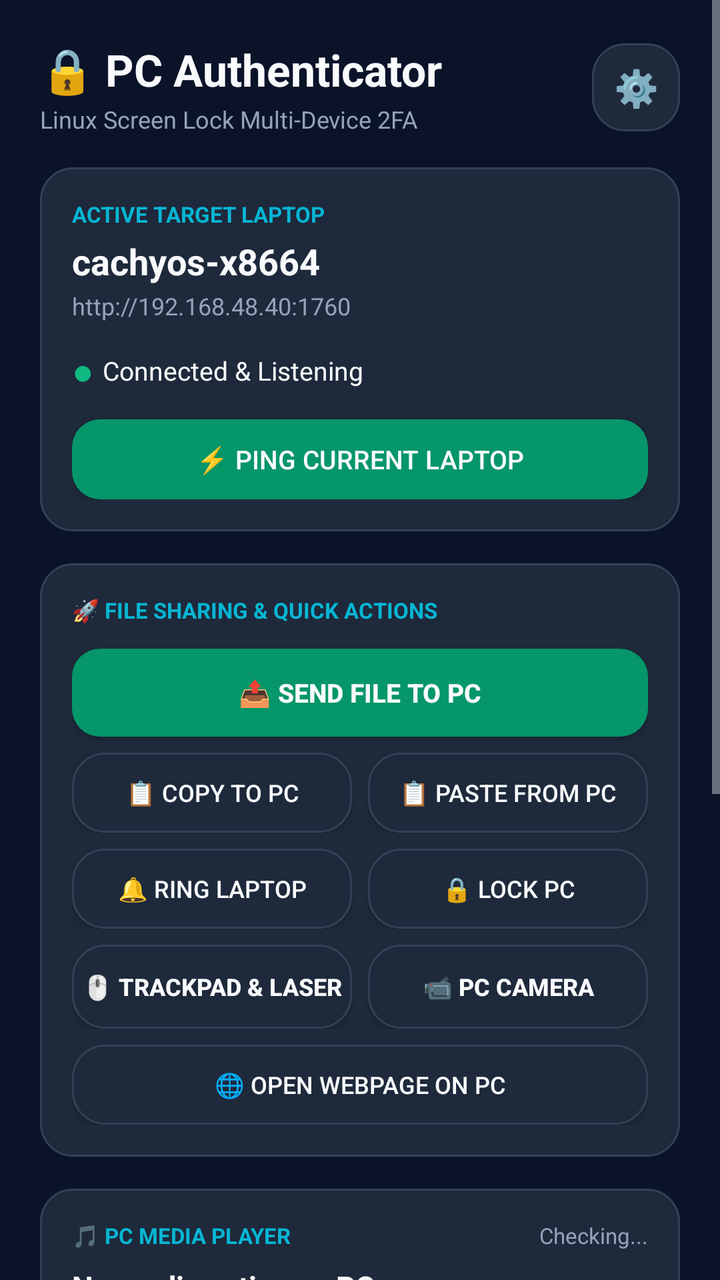
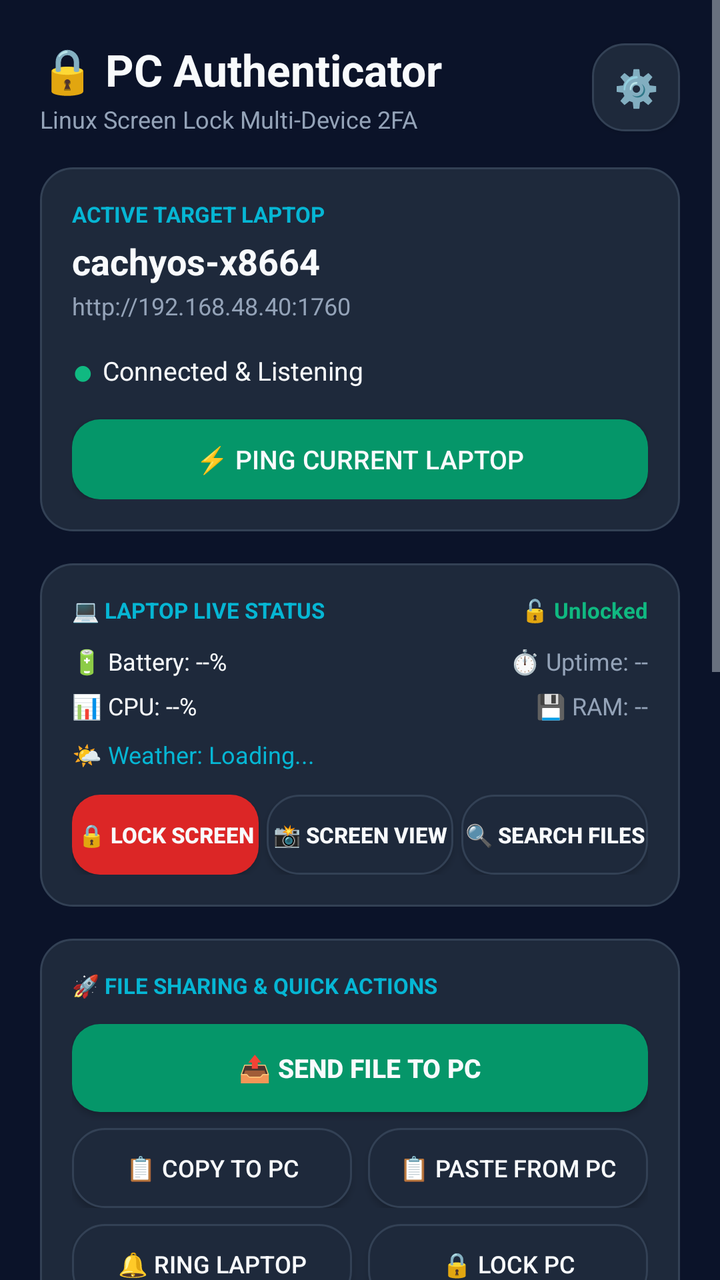

Screens rendered from an Android XML layout before and after an edit, with the pre-edit source and the edit as a unified diff.
<!-- AndroidManifest.xml: application theme AppTheme -->
<!-- res/layout/activity_main.xml -->
<?xml version="1.0" encoding="utf-8"?>
<ScrollView xmlns:android="http://schemas.android.com/apk/res/android"
    android:layout_width="match_parent"
    android:layout_height="match_parent"
    android:background="@color/bg_dark"
    android:fillViewport="true">

    <LinearLayout
        android:layout_width="match_parent"
        android:layout_height="wrap_content"
        android:orientation="vertical"
        android:padding="20dp">

        
        <LinearLayout
            android:layout_width="match_parent"
            android:layout_height="wrap_content"
            android:orientation="horizontal"
            android:gravity="center_vertical"
            android:layout_marginBottom="16dp">

            <LinearLayout
                android:layout_width="0dp"
                android:layout_height="wrap_content"
                android:layout_weight="1"
                android:orientation="vertical">

                <TextView
                    android:layout_width="wrap_content"
                    android:layout_height="wrap_content"
                    android:text="🔒 PC Authenticator"
                    android:textSize="22sp"
                    android:textStyle="bold"
                    android:textColor="@color/text_white" />

                <TextView
                    android:layout_width="wrap_content"
                    android:layout_height="wrap_content"
                    android:text="Linux Screen Lock Multi-Device 2FA"
                    android:textSize="12sp"
                    android:textColor="@color/text_muted"
                    android:layout_marginTop="2dp" />
            </LinearLayout>

            <Button
                android:id="@+id/btn_settings"
                android:layout_width="44dp"
                android:layout_height="44dp"
                android:text="⚙️"
                android:textSize="18sp"
                android:textColor="@color/text_white"
                android:background="@drawable/card_bg" />
        </LinearLayout>

        
        <LinearLayout
            android:layout_width="match_parent"
            android:layout_height="wrap_content"
            android:orientation="vertical"
            android:background="@drawable/card_bg"
            android:padding="16dp"
            android:layout_marginBottom="16dp">

            <TextView
                android:layout_width="wrap_content"
                android:layout_height="wrap_content"
                android:text="ACTIVE TARGET LAPTOP"
                android:textSize="11sp"
                android:textStyle="bold"
                android:textColor="@color/accent_cyan" />

            <TextView
                android:id="@+id/tv_hostname"
                android:layout_width="wrap_content"
                android:layout_height="wrap_content"
                android:text="cachyos-x8664"
                android:textSize="18sp"
                android:textStyle="bold"
                android:textColor="@color/text_white"
                android:layout_marginTop="4dp" />

            <TextView
                android:id="@+id/tv_active_ip"
                android:layout_width="wrap_content"
                android:layout_height="wrap_content"
                android:text="http://192.168.48.40:1760"
                android:textSize="12sp"
                android:textColor="@color/text_muted"
                android:layout_marginTop="2dp" />

            <LinearLayout
                android:layout_width="match_parent"
                android:layout_height="wrap_content"
                android:orientation="horizontal"
                android:gravity="center_vertical"
                android:layout_marginTop="12dp">

                <TextView
                    android:id="@+id/tv_status_dot"
                    android:layout_width="wrap_content"
                    android:layout_height="wrap_content"
                    android:text="● "
                    android:textSize="18sp"
                    android:textColor="@color/status_green" />

                <TextView
                    android:id="@+id/tv_status_text"
                    android:layout_width="wrap_content"
                    android:layout_height="wrap_content"
                    android:text="Connected &amp; Listening"
                    android:textSize="13sp"
                    android:textColor="@color/text_white" />
            </LinearLayout>

            <Button
                android:id="@+id/btn_test_connection"
                android:layout_width="match_parent"
                android:layout_height="40dp"
                android:text="⚡ Ping Current Laptop"
                android:textSize="13sp"
                android:textColor="@color/text_white"
                android:background="@drawable/btn_approve"
                android:layout_marginTop="12dp" />
        </LinearLayout>

        
        <LinearLayout
            android:id="@+id/layout_challenge"
            android:layout_width="match_parent"
            android:layout_height="wrap_content"
            android:orientation="vertical"
            android:background="@drawable/card_bg"
            android:padding="20dp"
            android:layout_marginBottom="16dp"
            android:visibility="gone">

            <TextView
                android:layout_width="wrap_content"
                android:layout_height="wrap_content"
                android:text="⚠️ UNLOCK CHALLENGE ACTIVE"
                android:textSize="13sp"
                android:textStyle="bold"
                android:textColor="@color/accent_cyan" />

            <TextView
                android:id="@+id/tv_challenge_message"
                android:layout_width="wrap_content"
                android:layout_height="wrap_content"
                android:text="Login requested on your laptop. Approve to unlock."
                android:textSize="16sp"
                android:textColor="@color/text_white"
                android:layout_marginTop="8dp" />

            <TextView
                android:id="@+id/tv_timer"
                android:layout_width="wrap_content"
                android:layout_height="wrap_content"
                android:text="Expires in: 35s"
                android:textSize="14sp"
                android:textColor="@color/text_muted"
                android:layout_marginTop="6dp" />

            <Button
                android:id="@+id/btn_approve_challenge"
                android:layout_width="match_parent"
                android:layout_height="54dp"
                android:text="👆 APPROVE WITH FINGERPRINT"
                android:textSize="15sp"
                android:textStyle="bold"
                android:textColor="@color/text_white"
                android:background="@drawable/btn_approve"
                android:layout_marginTop="16dp" />

            <Button
                android:id="@+id/btn_deny_challenge"
                android:layout_width="match_parent"
                android:layout_height="44dp"
                android:text="❌ DENY"
                android:textSize="14sp"
                android:textColor="@color/text_white"
                android:background="@drawable/btn_deny"
                android:layout_marginTop="10dp" />
        </LinearLayout>

        
        <LinearLayout
            android:layout_width="match_parent"
            android:layout_height="wrap_content"
            android:orientation="vertical"
            android:background="@drawable/card_bg"
            android:padding="16dp"
            android:layout_marginBottom="16dp">

            <TextView
                android:layout_width="wrap_content"
                android:layout_height="wrap_content"
                android:text="🚀 FILE SHARING &amp; QUICK ACTIONS"
                android:textSize="11sp"
                android:textStyle="bold"
                android:textColor="@color/accent_cyan" />

            <Button
                android:id="@+id/btn_send_file_to_pc"
                android:layout_width="match_parent"
                android:layout_height="44dp"
                android:text="📤 Send File to PC"
                android:textSize="13sp"
                android:textStyle="bold"
                android:textColor="@color/text_white"
                android:background="@drawable/btn_approve"
                android:layout_marginTop="12dp" />

            <LinearLayout
                android:layout_width="match_parent"
                android:layout_height="wrap_content"
                android:orientation="horizontal"
                android:layout_marginTop="8dp">

                <Button
                    android:id="@+id/btn_send_clip_to_pc"
                    android:layout_width="0dp"
                    android:layout_height="40dp"
                    android:layout_weight="1"
                    android:text="📋 Copy to PC"
                    android:textSize="12sp"
                    android:textColor="@color/text_white"
                    android:background="@drawable/card_bg"
                    android:layout_marginEnd="4dp" />

                <Button
                    android:id="@+id/btn_get_clip_from_pc"
                    android:layout_width="0dp"
                    android:layout_height="40dp"
                    android:layout_weight="1"
                    android:text="📋 Paste from PC"
                    android:textSize="12sp"
                    android:textColor="@color/text_white"
                    android:background="@drawable/card_bg"
                    android:layout_marginStart="4dp" />
            </LinearLayout>

            <LinearLayout
                android:layout_width="match_parent"
                android:layout_height="wrap_content"
                android:orientation="horizontal"
                android:layout_marginTop="8dp">

                <Button
                    android:id="@+id/btn_ring_pc"
                    android:layout_width="0dp"
                    android:layout_height="40dp"
                    android:layout_weight="1"
                    android:text="🔔 Ring Laptop"
                    android:textSize="12sp"
                    android:textColor="@color/text_white"
                    android:background="@drawable/card_bg"
                    android:layout_marginEnd="4dp" />

                <Button
                    android:id="@+id/btn_lock_pc"
                    android:layout_width="0dp"
                    android:layout_height="40dp"
                    android:layout_weight="1"
                    android:text="🔒 Lock PC"
                    android:textSize="12sp"
                    android:textColor="@color/text_white"
                    android:background="@drawable/card_bg"
                    android:layout_marginStart="4dp" />
            </LinearLayout>

            <LinearLayout
                android:layout_width="match_parent"
                android:layout_height="wrap_content"
                android:orientation="horizontal"
                android:layout_marginTop="8dp">

                <Button
                    android:id="@+id/btn_remote_trackpad"
                    android:layout_width="0dp"
                    android:layout_height="42dp"
                    android:layout_weight="1"
                    android:text="🖱️ Trackpad &amp; Laser"
                    android:textSize="12sp"
                    android:textStyle="bold"
                    android:textColor="@color/text_white"
                    android:background="@drawable/card_bg"
                    android:layout_marginEnd="4dp" />

                <Button
                    android:id="@+id/btn_camera_view"
                    android:layout_width="0dp"
                    android:layout_height="42dp"
                    android:layout_weight="1"
                    android:text="📹 PC Camera"
                    android:textSize="12sp"
                    android:textStyle="bold"
                    android:textColor="@color/text_white"
                    android:background="@drawable/card_bg"
                    android:layout_marginStart="4dp" />
            </LinearLayout>

            <Button
                android:id="@+id/btn_open_webpage"
                android:layout_width="match_parent"
                android:layout_height="40dp"
                android:text="🌐 Open Webpage on PC"
                android:textSize="12sp"
                android:textColor="@color/text_white"
                android:background="@drawable/card_bg"
                android:layout_marginTop="8dp" />
        </LinearLayout>

        
        <LinearLayout
            android:id="@+id/layout_media"
            android:layout_width="match_parent"
            android:layout_height="wrap_content"
            android:orientation="vertical"
            android:background="@drawable/card_bg"
            android:padding="16dp"
            android:layout_marginBottom="16dp">

            <LinearLayout
                android:layout_width="match_parent"
                android:layout_height="wrap_content"
                android:orientation="horizontal"
                android:gravity="center_vertical">

                <TextView
                    android:layout_width="0dp"
                    android:layout_height="wrap_content"
                    android:layout_weight="1"
                    android:text="🎵 PC MEDIA PLAYER"
                    android:textSize="11sp"
                    android:textStyle="bold"
                    android:textColor="@color/accent_cyan" />

                <TextView
                    android:id="@+id/tv_media_status"
                    android:layout_width="wrap_content"
                    android:layout_height="wrap_content"
                    android:text="Checking..."
                    android:textSize="11sp"
                    android:textColor="@color/text_muted" />
            </LinearLayout>

            <TextView
                android:id="@+id/tv_media_title"
                android:layout_width="wrap_content"
                android:layout_height="wrap_content"
                android:text="No media active on PC"
                android:textSize="15sp"
                android:textStyle="bold"
                android:textColor="@color/text_white"
                android:singleLine="true"
                android:ellipsize="end"
                android:layout_marginTop="8dp" />

            <TextView
                android:id="@+id/tv_media_artist"
                android:layout_width="wrap_content"
                android:layout_height="wrap_content"
                android:text=""
                android:textSize="12sp"
                android:textColor="@color/text_muted"
                android:singleLine="true"
                android:ellipsize="end"
                android:layout_marginTop="2dp" />

            
            <LinearLayout
                android:layout_width="match_parent"
                android:layout_height="wrap_content"
                android:orientation="horizontal"
                android:gravity="center"
                android:layout_marginTop="12dp">

                <Button
                    android:id="@+id/btn_media_prev"
                    android:layout_width="48dp"
                    android:layout_height="44dp"
                    android:text="⏮"
                    android:textSize="16sp"
                    android:textColor="@color/text_white"
                    android:background="@drawable/card_bg"
                    android:layout_marginEnd="6dp" />

                <Button
                    android:id="@+id/btn_media_play_pause"
                    android:layout_width="60dp"
                    android:layout_height="44dp"
                    android:text="⏯"
                    android:textSize="18sp"
                    android:textColor="@color/text_white"
                    android:background="@drawable/btn_approve"
                    android:layout_marginEnd="6dp" />

                <Button
                    android:id="@+id/btn_media_next"
                    android:layout_width="48dp"
                    android:layout_height="44dp"
                    android:text="⏭"
                    android:textSize="16sp"
                    android:textColor="@color/text_white"
                    android:background="@drawable/card_bg"
                    android:layout_marginEnd="12dp" />

                <Button
                    android:id="@+id/btn_media_voldown"
                    android:layout_width="44dp"
                    android:layout_height="44dp"
                    android:text="🔉"
                    android:textSize="14sp"
                    android:textColor="@color/text_white"
                    android:background="@drawable/card_bg"
                    android:layout_marginEnd="4dp" />

                <Button
                    android:id="@+id/btn_media_volup"
                    android:layout_width="44dp"
                    android:layout_height="44dp"
                    android:text="🔊"
                    android:textSize="14sp"
                    android:textColor="@color/text_white"
                    android:background="@drawable/card_bg" />
            </LinearLayout>
        </LinearLayout>

        
        <LinearLayout
            android:layout_width="match_parent"
            android:layout_height="wrap_content"
            android:orientation="vertical"
            android:layout_marginBottom="16dp">

            <LinearLayout
                android:layout_width="match_parent"
                android:layout_height="wrap_content"
                android:orientation="horizontal"
                android:gravity="center_vertical"
                android:layout_marginBottom="10dp">

                <TextView
                    android:layout_width="0dp"
                    android:layout_height="wrap_content"
                    android:layout_weight="1"
                    android:text="PAIRED LAPTOPS &amp; PCS"
                    android:textSize="12sp"
                    android:textStyle="bold"
                    android:textColor="@color/accent_cyan" />

                <TextView
                    android:id="@+id/tv_device_count"
                    android:layout_width="wrap_content"
                    android:layout_height="wrap_content"
                    android:text="1 Saved"
                    android:textSize="11sp"
                    android:textColor="@color/text_muted" />
            </LinearLayout>

            
            <LinearLayout
                android:layout_width="match_parent"
                android:layout_height="wrap_content"
                android:orientation="horizontal"
                android:layout_marginBottom="12dp">

                <Button
                    android:id="@+id/btn_scan_network"
                    android:layout_width="0dp"
                    android:layout_height="40dp"
                    android:layout_weight="1"
                    android:text="🔍 Auto-Scan Wi-Fi"
                    android:textSize="12sp"
                    android:textColor="@color/text_white"
                    android:background="@drawable/card_bg"
                    android:layout_marginEnd="6dp" />

                <Button
                    android:id="@+id/btn_add_manual"
                    android:layout_width="0dp"
                    android:layout_height="40dp"
                    android:layout_weight="1"
                    android:text="➕ Add PC Manually"
                    android:textSize="12sp"
                    android:textColor="@color/text_white"
                    android:background="@drawable/card_bg"
                    android:layout_marginStart="6dp" />
            </LinearLayout>

            
            <TextView
                android:id="@+id/tv_scan_status"
                android:layout_width="match_parent"
                android:layout_height="wrap_content"
                android:text="Scanning local network for laptops..."
                android:textColor="@color/accent_cyan"
                android:textSize="12sp"
                android:gravity="center"
                android:padding="8dp"
                android:visibility="gone" />

            
            <LinearLayout
                android:id="@+id/container_devices"
                android:layout_width="match_parent"
                android:layout_height="wrap_content"
                android:orientation="vertical" />

        </LinearLayout>

        
        <LinearLayout
            android:id="@+id/layout_idle"
            android:layout_width="match_parent"
            android:layout_height="wrap_content"
            android:orientation="vertical"
            android:background="@drawable/card_bg"
            android:gravity="center"
            android:padding="20dp">

            <TextView
                android:layout_width="wrap_content"
                android:layout_height="wrap_content"
                android:text="🛡️"
                android:textSize="32sp" />

            <TextView
                android:layout_width="wrap_content"
                android:layout_height="wrap_content"
                android:text="Ready to Authenticate"
                android:textSize="15sp"
                android:textStyle="bold"
                android:textColor="@color/text_white"
                android:layout_marginTop="6dp" />

            <TextView
                android:layout_width="wrap_content"
                android:layout_height="wrap_content"
                android:text="Tap 'Select' on any laptop above to switch which PC to approve. When screen locks, an approval prompt appears instantly."
                android:textSize="12sp"
                android:textColor="@color/text_muted"
                android:gravity="center"
                android:layout_marginTop="4dp" />
        </LinearLayout>

    </LinearLayout>
</ScrollView>
<!-- resources referenced by this layout -->
<resources>
  <color name="accent_cyan">#06b6d4</color>
  <color name="bg_dark">#0b1329</color>
  <color name="status_green">#10b981</color>
  <color name="text_muted">#94a3b8</color>
  <color name="text_white">#f8fafc</color>
  <!-- drawable btn_approve (drawable) -->
  <?xml version="1.0" encoding="utf-8"?>
  <shape xmlns:android="http://schemas.android.com/apk/res/android"
      android:shape="rectangle">
      <solid android:color="@color/btn_approve" />
      <corners android:radius="14dp" />
  </shape>
  <!-- drawable btn_deny (drawable) -->
  <?xml version="1.0" encoding="utf-8"?>
  <shape xmlns:android="http://schemas.android.com/apk/res/android"
      android:shape="rectangle">
      <solid android:color="@color/btn_deny" />
      <corners android:radius="14dp" />
  </shape>
  <!-- drawable card_bg (drawable) -->
  <?xml version="1.0" encoding="utf-8"?>
  <shape xmlns:android="http://schemas.android.com/apk/res/android"
      android:shape="rectangle">
      <solid android:color="@color/card_bg" />
      <corners android:radius="16dp" />
      <stroke android:width="1dp" android:color="@color/card_border" />
  </shape>
  <style name="AppTheme" parent="@android:style/Theme.DeviceDefault.NoActionBar">
          <item name="android:windowBackground">@color/bg_dark</item>
          <item name="android:statusBarColor">@color/bg_dark</item>
          <item name="android:navigationBarColor">@color/bg_dark</item>
      </style>
  <color name="btn_approve">#059669</color>
  <color name="btn_deny">#dc2626</color>
  <color name="card_bg">#1e293b</color>
  <color name="card_border">#334155</color>
</resources>

<!-- the commit's change to res/layout/activity_main.xml (unified diff, before → after) -->
@@ -125,6 +125,141 @@
 
         
         <LinearLayout
+            android:id="@+id/layout_laptop_status"
+            android:layout_width="match_parent"
+            android:layout_height="wrap_content"
+            android:orientation="vertical"
+            android:background="@drawable/card_bg"
+            android:padding="16dp"
+            android:layout_marginBottom="16dp">
+
+            <LinearLayout
+                android:layout_width="match_parent"
+                android:layout_height="wrap_content"
+                android:orientation="horizontal"
+                android:gravity="center_vertical">
+
+                <TextView
+                    android:layout_width="0dp"
+                    android:layout_height="wrap_content"
+                    android:layout_weight="1"
+                    android:text="💻 LAPTOP LIVE STATUS"
+                    android:textSize="11sp"
+                    android:textStyle="bold"
+                    android:textColor="@color/accent_cyan" />
+
+                <TextView
+                    android:id="@+id/tv_pc_lock_badge"
+                    android:layout_width="wrap_content"
+                    android:layout_height="wrap_content"
+                    android:text="🔓 Unlocked"
+                    android:textSize="11sp"
+                    android:textStyle="bold"
+                    android:textColor="@color/status_green" />
+            </LinearLayout>
+
+            <LinearLayout
+                android:layout_width="match_parent"
+                android:layout_height="wrap_content"
+                android:orientation="horizontal"
+                android:layout_marginTop="10dp">
+
+                <TextView
+                    android:id="@+id/tv_pc_battery"
+                    android:layout_width="0dp"
+                    android:layout_height="wrap_content"
+                    android:layout_weight="1"
+                    android:text="🔋 Battery: --%"
+                    android:textSize="12sp"
+                    android:textColor="@color/text_white" />
+
+                <TextView
+                    android:id="@+id/tv_pc_uptime"
+                    android:layout_width="wrap_content"
+                    android:layout_height="wrap_content"
+                    android:text="⏱️ Uptime: --"
+                    android:textSize="12sp"
+                    android:textColor="@color/text_muted" />
+            </LinearLayout>
+
+            <LinearLayout
+                android:layout_width="match_parent"
+                android:layout_height="wrap_content"
+                android:orientation="horizontal"
+                android:layout_marginTop="6dp">
+
+                <TextView
+                    android:id="@+id/tv_pc_cpu"
+                    android:layout_width="0dp"
+                    android:layout_height="wrap_content"
+                    android:layout_weight="1"
+                    android:text="📊 CPU: --%"
+                    android:textSize="12sp"
+                    android:textColor="@color/text_white" />
+
+                <TextView
+                    android:id="@+id/tv_pc_memory"
+                    android:layout_width="wrap_content"
+                    android:layout_height="wrap_content"
+                    android:text="💾 RAM: --"
+                    android:textSize="12sp"
+                    android:textColor="@color/text_muted" />
+            </LinearLayout>
+
+            <TextView
+                android:id="@+id/tv_pc_weather"
+                android:layout_width="match_parent"
+                android:layout_height="wrap_content"
+                android:text="🌤️ Weather: Loading..."
+                android:textSize="12sp"
+                android:textColor="@color/accent_cyan"
+                android:layout_marginTop="8dp" />
+
+            <LinearLayout
+                android:layout_width="match_parent"
+                android:layout_height="wrap_content"
+                android:orientation="horizontal"
+                android:layout_marginTop="12dp">
+
+                <Button
+                    android:id="@+id/btn_lock_laptop_action"
+                    android:layout_width="0dp"
+                    android:layout_height="40dp"
+                    android:layout_weight="1"
+                    android:text="🔒 Lock Screen"
+                    android:textSize="11sp"
+                    android:textStyle="bold"
+                    android:textColor="@color/text_white"
+                    android:background="@drawable/btn_deny"
+                    android:layout_marginEnd="4dp" />
+
+                <Button
+                    android:id="@+id/btn_screenshot_action"
+                    android:layout_width="0dp"
+                    android:layout_height="40dp"
+                    android:layout_weight="1"
+                    android:text="📸 Screen View"
+                    android:textSize="11sp"
+                    android:textStyle="bold"
+                    android:textColor="@color/text_white"
+                    android:background="@drawable/card_bg"
+                    android:layout_marginEnd="4dp" />
+
+                <Button
+                    android:id="@+id/btn_search_files_action"
+                    android:layout_width="0dp"
+                    android:layout_height="40dp"
+                    android:layout_weight="1"
+                    android:text="🔍 Search Files"
+                    android:textSize="11sp"
+                    android:textStyle="bold"
+                    android:textColor="@color/text_white"
+                    android:background="@drawable/card_bg" />
+            </LinearLayout>
+        </LinearLayout>
+
+        
+        <LinearLayout
             android:id="@+id/layout_challenge"
             android:layout_width="match_parent"
             android:layout_height="wrap_content"
